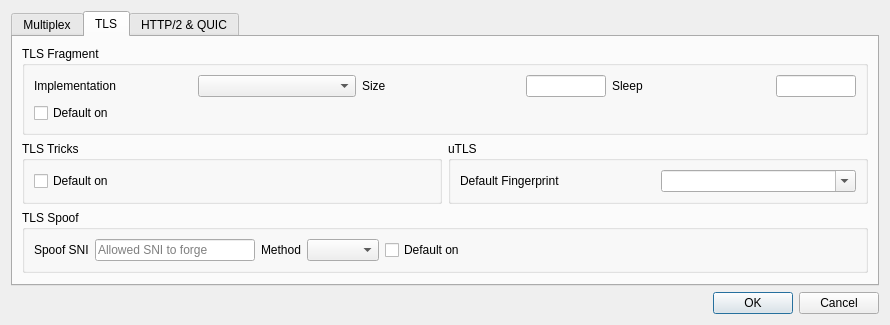
Old version of the form include/ui/setting/dialog_preset_settings.ui in the repository throneproj/Throne.
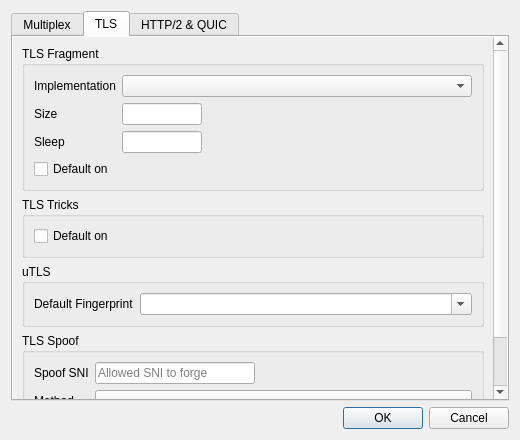
New version of the form. The open tabs and pages were chosen to show the change. Custom widgets are drawn as their Qt base class.

Commit message: declutter route editor, stack preset settings, fit dns lists, soften log and toolbar colors, add tray status dot

What changed in the file:
```diff
--- a/include/ui/setting/dialog_preset_settings.ui
+++ b/include/ui/setting/dialog_preset_settings.ui
@@ -6,8 +6,8 @@
    <rect>
     <x>0</x>
     <y>0</y>
-    <width>890</width>
-    <height>310</height>
+    <width>520</width>
+    <height>440</height>
    </rect>
   </property>
   <property name="windowTitle">
@@ -115,12 +115,37 @@
        <string notr="true">TLS</string>
       </attribute>
       <layout class="QVBoxLayout" name="verticalLayout_tls">
+       <property name="leftMargin">
+        <number>0</number>
+       </property>
+       <property name="topMargin">
+        <number>0</number>
+       </property>
+       <property name="rightMargin">
+        <number>0</number>
+       </property>
+       <property name="bottomMargin">
+        <number>0</number>
+       </property>
+       <item>
+        <widget class="QScrollArea" name="tls_scroll">
+         <property name="frameShape">
+          <enum>QFrame::Shape::NoFrame</enum>
+         </property>
+         <property name="horizontalScrollBarPolicy">
+          <enum>Qt::ScrollBarPolicy::ScrollBarAlwaysOff</enum>
+         </property>
+         <property name="widgetResizable">
+          <bool>true</bool>
+         </property>
+         <widget class="QWidget" name="tls_scroll_contents">
+          <layout class="QVBoxLayout" name="verticalLayout_tls_contents">
        <item>
         <widget class="QGroupBox" name="tls_fragment_box">
          <property name="title">
           <string>TLS Fragment</string>
          </property>
-         <layout class="QGridLayout" name="gridLayout_tls_fragment">
+             <layout class="QFormLayout" name="formLayout_tls_fragment">
           <item row="0" column="0">
            <widget class="QLabel" name="fragment_implementation_l">
             <property name="text">
@@ -135,14 +160,14 @@
             </property>
            </widget>
           </item>
-          <item row="0" column="2">
+              <item row="1" column="0">
            <widget class="QLabel" name="fragment_size_l">
             <property name="text">
              <string>Size</string>
             </property>
            </widget>
           </item>
-          <item row="0" column="3">
+              <item row="1" column="1">
            <widget class="QLineEdit" name="fragment_size">
             <property name="maximumSize">
              <size>
@@ -155,14 +180,14 @@
             </property>
            </widget>
           </item>
-          <item row="0" column="4">
+              <item row="2" column="0">
            <widget class="QLabel" name="fragment_sleep_l">
             <property name="text">
              <string>Sleep</string>
             </property>
            </widget>
           </item>
-          <item row="0" column="5">
+              <item row="2" column="1">
            <widget class="QLineEdit" name="fragment_sleep">
             <property name="maximumSize">
              <size>
@@ -175,7 +200,7 @@
             </property>
            </widget>
           </item>
-          <item row="1" column="0" colspan="6">
+              <item row="3" column="0" colspan="2">
            <widget class="QCheckBox" name="fragment_default_on">
             <property name="toolTip">
              <string>&lt;html&gt;&lt;head/&gt;&lt;body&gt;&lt;p&gt;Fragment profiles whose Fragment setting is left on &amp;quot;Keep default&amp;quot;.&lt;/p&gt;&lt;/body&gt;&lt;/html&gt;</string>
@@ -189,8 +214,6 @@
         </widget>
        </item>
        <item>
-        <layout class="QHBoxLayout" name="horizontalLayout_tls">
-         <item>
           <widget class="QGroupBox" name="tls_tricks_box">
            <property name="title">
             <string>TLS Tricks</string>
@@ -214,15 +237,15 @@
            <property name="title">
             <string notr="true">uTLS</string>
            </property>
-           <layout class="QHBoxLayout" name="horizontalLayout_utls">
-            <item>
+             <layout class="QFormLayout" name="formLayout_utls">
+              <item row="0" column="0">
              <widget class="QLabel" name="utlsFingerprint_l">
               <property name="text">
                <string>Default Fingerprint</string>
               </property>
              </widget>
             </item>
-            <item>
+              <item row="0" column="1">
              <widget class="QComboBox" name="utlsFingerprint">
               <property name="editable">
                <bool>true</bool>
@@ -232,15 +255,13 @@
            </layout>
           </widget>
          </item>
-        </layout>
-       </item>
        <item>
         <widget class="QGroupBox" name="tls_spoof_box">
          <property name="title">
           <string>TLS Spoof</string>
          </property>
-         <layout class="QHBoxLayout" name="horizontalLayout_tls_spoof">
-          <item>
+             <layout class="QFormLayout" name="formLayout_tls_spoof">
+              <item row="0" column="0">
            <widget class="QLabel" name="tls_spoof_l">
             <property name="toolTip">
              <string>SNI for a forged ClientHello sent before the real one; needs admin.</string>
@@ -250,7 +271,7 @@
             </property>
            </widget>
           </item>
-          <item>
+              <item row="0" column="1">
            <widget class="QLineEdit" name="tls_spoof">
             <property name="maximumSize">
              <size>
@@ -263,21 +284,21 @@
             </property>
            </widget>
           </item>
-          <item>
+              <item row="1" column="0">
            <widget class="QLabel" name="tls_spoof_method_l">
             <property name="text">
              <string>Method</string>
             </property>
            </widget>
           </item>
-          <item>
+              <item row="1" column="1">
            <widget class="QComboBox" name="tls_spoof_method">
             <property name="toolTip">
              <string>How the forged ClientHello is made invalid. Empty: core default.</string>
             </property>
            </widget>
           </item>
-          <item>
+              <item row="2" column="0" colspan="2">
            <widget class="QCheckBox" name="tls_spoof_default_on">
             <property name="toolTip">
              <string>&lt;html&gt;&lt;head/&gt;&lt;body&gt;&lt;p&gt;Spoof profiles whose TLS Spoof setting is left on &amp;quot;Keep default&amp;quot;.&lt;/p&gt;&lt;/body&gt;&lt;/html&gt;</string>
@@ -287,19 +308,6 @@
             </property>
            </widget>
           </item>
-          <item>
-           <spacer name="horizontalSpacer_tls_spoof">
-            <property name="orientation">
-             <enum>Qt::Orientation::Horizontal</enum>
-            </property>
-            <property name="sizeHint" stdset="0">
-             <size>
-              <width>0</width>
-              <height>20</height>
-             </size>
-            </property>
-           </spacer>
-          </item>
          </layout>
         </widget>
        </item>
@@ -318,6 +326,10 @@
        </item>
       </layout>
      </widget>
+        </widget>
+       </item>
+      </layout>
+     </widget>
      <widget class="QWidget" name="tab_h2_quic">
       <attribute name="title">
        <string>HTTP/2 &amp;&amp; QUIC</string>
```
Left out of the diff: 112 changed lines with no effect on the pictures. Lines whose indentation alone changed are shown as unchanged. The commit also changes 25 other files.
